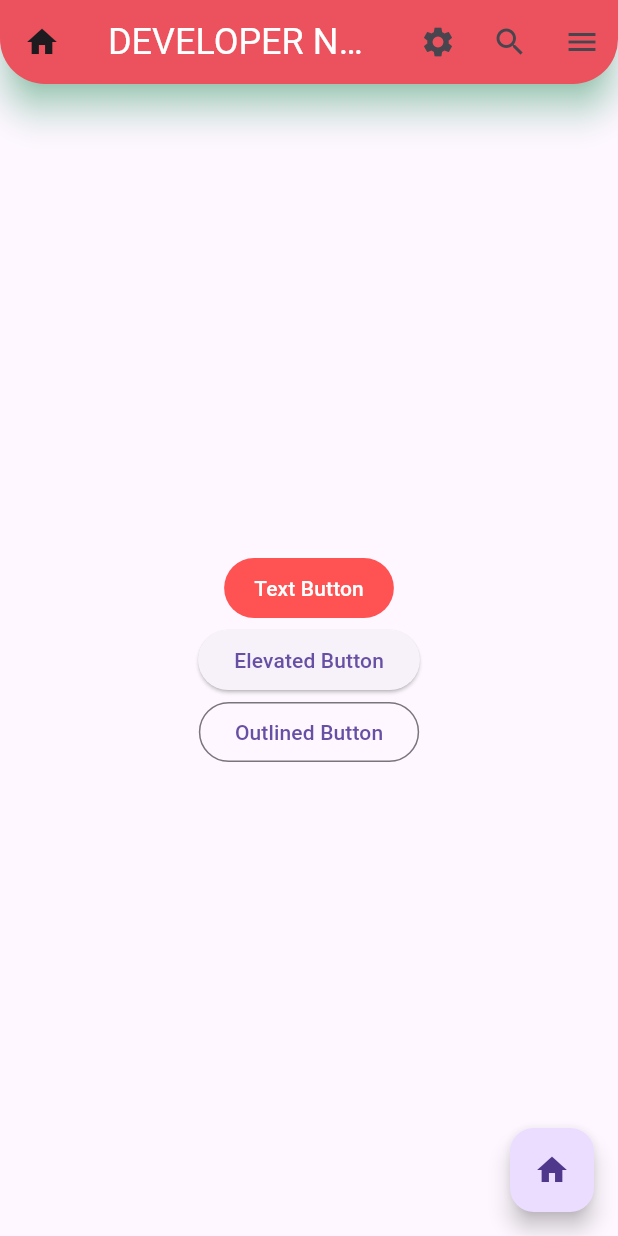
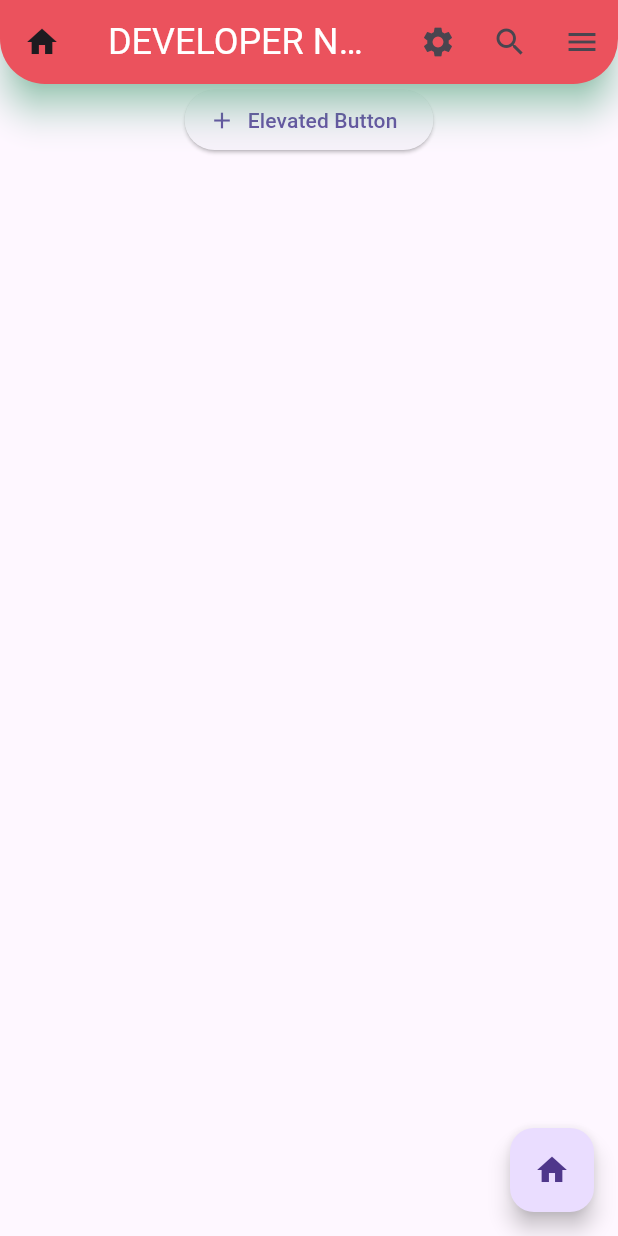
Before and after one commit to nayzawaungnza/flutter_application_1, a Flutter app: the screen it shows after launch, on a phone screen of 412 x 824 dp. Run offline on Flutter 3.47's test engine with Material 3 defaults, Android fonts, the phone set to English and light mode, and no system bars; Roboto replaces fonts that are missing (SansQH).

Commit message:
elavated button with icon

```diff
--- a/lib/main.dart
+++ b/lib/main.dart
@@ -53,35 +53,12 @@ class MyApp extends StatelessWidget {
                   bottomRight: Radius.circular(30)))),
       body: Center(
         child: Column(
-          mainAxisAlignment: MainAxisAlignment.center,
           children: [
-            TextButton(
-              onLongPress: () {
-                print('text button long press');
-              },
-              onPressed: () {
-                print('click text button');
-              },
-              style: TextButton.styleFrom(
-                backgroundColor: Colors.redAccent,
-                foregroundColor: Colors.white,
-                shadowColor: Colors.greenAccent,
-                padding: EdgeInsets.symmetric(vertical: 10, horizontal: 20),
-                shape: StadiumBorder(),
-              ),
-              child: Text('Text Button'),
-            ),
-            ElevatedButton(
-                onPressed: () {
-                  print('click elevated button');
-                },
-                child: Text('Elevated Button')),
-            OutlinedButton(
-              onPressed: () {
-                print('click outlined button');
-              },
-              child: Text('Outlined Button'),
-            ),
+            ElevatedButton.icon(
+              onPressed: () {},
+              label: Text('Elevated Button'),
+              icon: Icon(Icons.add),
+            )
           ],
         ),
       ),
```
